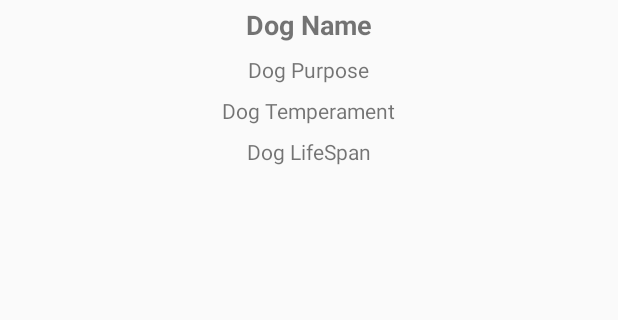
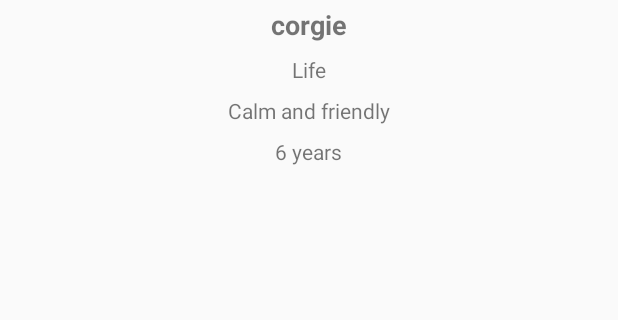
Before and after one commit to GeorgiaRwechungura/DogApp, an Android app: the DetailFragment screen opened through its navigation route, on a phone screen of 412 x 824 dp, the part 386-706 px from its top. Run offline under Robolectric (Android 15) with nearby library versions, the phone set to English and light mode, and no system bars; our stand-ins replace ButterKnife, navigation-ui.

Commit message:
MVVM model for DetailFragment

```diff
--- a/app/src/main/java/georgia/com/dogapp/view/DetailFragment.java
+++ b/app/src/main/java/georgia/com/dogapp/view/DetailFragment.java
@@ -5,27 +5,39 @@ import android.os.Bundle;
 import androidx.annotation.NonNull;
 import androidx.annotation.Nullable;
 import androidx.fragment.app.Fragment;
+import androidx.lifecycle.Observer;
+import androidx.lifecycle.ViewModelProviders;
 
 import android.view.LayoutInflater;
 import android.view.View;
 import android.view.ViewGroup;
+import android.widget.ImageView;
 import android.widget.TextView;
-
-import com.google.android.material.floatingactionbutton.FloatingActionButton;
 
 import butterknife.BindView;
 import butterknife.ButterKnife;
 import georgia.com.dogapp.R;
+import georgia.com.dogapp.model.DogBreed;
+import georgia.com.dogapp.viewModel.DetailViewModel;
 
 public class DetailFragment extends Fragment {
 
+    private DetailViewModel viewModel;
     private  int dogUid;
+    @BindView(R.id.dogImage)
+    ImageView dogImage;
+    @BindView(R.id.dogName)
+    TextView dogName;
+    @BindView(R.id.dogPurpose)
+    TextView dogPurpose;
+    @BindView(R.id.dogTemperament)
+    TextView dogTemperament;
+    @BindView(R.id.dogLifeSpan)
+    TextView dogLifeSpan;
 
     public DetailFragment() {
         // Required empty public constructor
     }
-
-
     @Override
     public View onCreateView(LayoutInflater inflater, ViewGroup container,
                              Bundle savedInstanceState) {
@@ -40,9 +52,20 @@ public class DetailFragment extends Fragment {
         super.onViewCreated(view, savedInstanceState);
         if(getArguments()!=null){
             dogUid=DetailFragmentArgs.fromBundle(getArguments()).getDogUid();
-
         }
-
+        viewModel= ViewModelProviders.of(this).get(DetailViewModel.class);
+        viewModel.fetch();
+        observeViewModel();
     }
 
+    private void observeViewModel(){
+   viewModel.dogLiveData.observe(this, dogBreed -> {
+       if(dogBreed!=null && dogBreed instanceof DogBreed){
+           dogName.setText(dogBreed.dogBreed);
+           dogLifeSpan.setText(dogBreed.lifeSpan);
+           dogTemperament.setText(dogBreed.temperament);
+           dogPurpose.setText(dogBreed.bredFor);
+       }
+   });
+    }
 }
--- a/app/src/main/java/georgia/com/dogapp/view/ListFragment.java
+++ b/app/src/main/java/georgia/com/dogapp/view/ListFragment.java
@@ -6,6 +6,8 @@ import androidx.annotation.NonNull;
 import androidx.annotation.Nullable;
 import androidx.fragment.app.Fragment;
 import androidx.lifecycle.ViewModelProviders;
+import androidx.navigation.NavDirections;
+import androidx.navigation.Navigation;
 import androidx.recyclerview.widget.LinearLayoutManager;
 import androidx.recyclerview.widget.RecyclerView;
 import androidx.swiperefreshlayout.widget.SwipeRefreshLayout;
@@ -16,11 +18,14 @@ import android.view.ViewGroup;
 import android.widget.ProgressBar;
 import android.widget.TextView;
 
+import com.google.android.material.floatingactionbutton.FloatingActionButton;
+
 import java.util.ArrayList;
 import java.util.List;
 
 import butterknife.BindView;
 import butterknife.ButterKnife;
+import georgia.com.dogapp.DogsNavigationsDirections;
 import georgia.com.dogapp.R;
 import georgia.com.dogapp.model.DogBreed;
 import georgia.com.dogapp.viewModel.ListViewModel;
@@ -38,6 +43,9 @@ public class ListFragment extends Fragment {
     ProgressBar loadingView;
     @BindView(R.id.refreshLayout)
     SwipeRefreshLayout refreshLayout;
+    @BindView(R.id.floatingActionButton)
+    FloatingActionButton floatingActionButton;
+
 
     public ListFragment() {
         // Required empty public constructor
@@ -51,6 +59,7 @@ public class ListFragment extends Fragment {
         // Inflate the layout for this fragment
         View view =inflater.inflate(R.layout.fragment_list, container, false);
         ButterKnife.bind(this,view);
+
         return view;
     }
 
@@ -59,12 +68,26 @@ public class ListFragment extends Fragment {
         super.onViewCreated(view, savedInstanceState);
         viewModel= ViewModelProviders.of(this).get(ListViewModel.class);
         viewModel.refresh();
-
         dogList.setLayoutManager(new LinearLayoutManager(getContext()));
         dogList.setAdapter(dogsListAdapter);
         observeViewModel();
 
+        floatingActionButton.setOnClickListener(new View.OnClickListener() {
+            @Override
+            public void onClick(View v) {
+
+                goToDetailActivity();
+            }
+        });
+
     }
+
+    private void goToDetailActivity() {
+         ListFragmentDirections.ActionDetail actionDetail=ListFragmentDirections.actionDetail();
+         Navigation.findNavController(floatingActionButton).navigate(actionDetail);
+
+    }
+
     private  void observeViewModel(){
       viewModel.dogs.observe(this, (List<DogBreed> dogs) -> {
           if(dogs !=null && dogs instanceof  List){
--- /dev/null
+++ b/app/src/main/java/georgia/com/dogapp/viewModel/DetailViewModel.java
@@ -0,0 +1,19 @@
+package georgia.com.dogapp.viewModel;
+
+import androidx.lifecycle.MutableLiveData;
+import androidx.lifecycle.ViewModel;
+
+import georgia.com.dogapp.model.DogBreed;
+
+public class DetailViewModel extends ViewModel {
+
+  public   MutableLiveData<DogBreed > dogLiveData= new MutableLiveData<DogBreed>();
+
+
+
+    public void fetch(){
+        DogBreed dog1=new DogBreed("1","corgie","6 years","German Shepard","Life","Calm and friendly","");
+        dogLiveData.setValue(dog1);
+
+    }
+}
--- a/app/src/main/res/layout/fragment_list.xml
+++ b/app/src/main/res/layout/fragment_list.xml
@@ -56,5 +56,14 @@
             app:layout_constraintStart_toStartOf="parent"
             app:layout_constraintTop_toTopOf="parent"
             app:layout_constraintVertical_bias="0.866" />
+
+        <com.google.android.material.floatingactionbutton.FloatingActionButton
+            android:id="@+id/floatingActionButton"
+            android:layout_width="wrap_content"
+            android:layout_height="wrap_content"
+            android:clickable="true"
+            android:src="@drawable/common_google_signin_btn_icon_light_normal"
+            app:layout_constraintBottom_toBottomOf="parent"
+            app:layout_constraintEnd_toEndOf="parent" />
     </androidx.constraintlayout.widget.ConstraintLayout>
 </androidx.swiperefreshlayout.widget.SwipeRefreshLayout>
```
